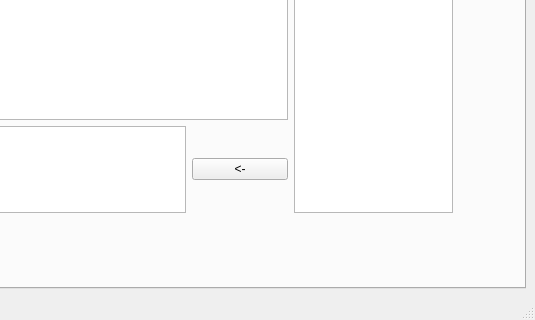
Old version of the form Chat/Client/mainwindow.ui in the repository StasBraginets/NG_STAS_BRAGINETS_PROJECT; both pictures show x 265 to 800 and y 280 to 600 of the 800 by 600 pixel window.
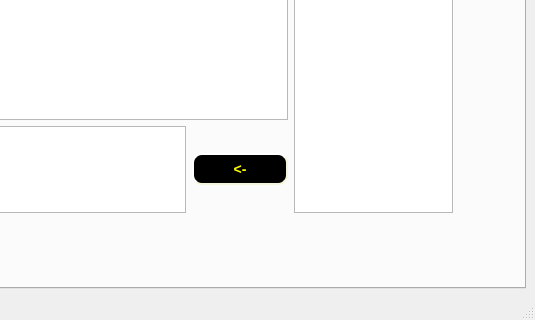
New version of the form. The open tabs and pages were chosen to show the change. Icons and pictures are not drawn.

Commit message: Added the Style Sheet for: b_send, p_message, lw_nicknames

```diff
--- a/Chat/Client/mainwindow.ui
+++ b/Chat/Client/mainwindow.ui
@@ -214,6 +214,12 @@
               </item>
               <item>
                <widget class="QPushButton" name="b_send">
+                <property name="styleSheet">
+                 <string notr="true">color: yellow; background: black;
+border-style: outset; border-width: 2px;
+border-radius: 10px; border-color: beige;
+font: bold 14px; min-width: 2em; padding: 6px</string>
+                </property>
                 <property name="text">
                  <string>&lt;-</string>
                 </property>
```
Left out of the diff: 20 changed lines with no effect on the pictures. The commit also changes 3 other files.
